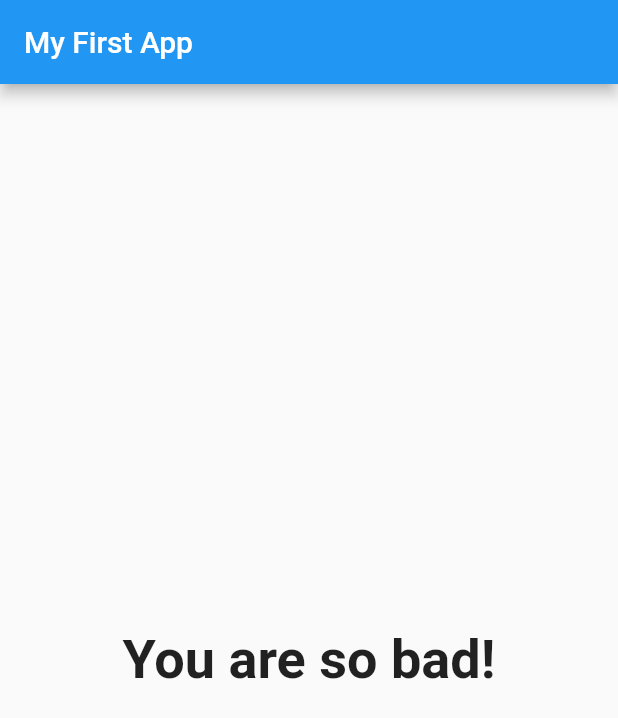
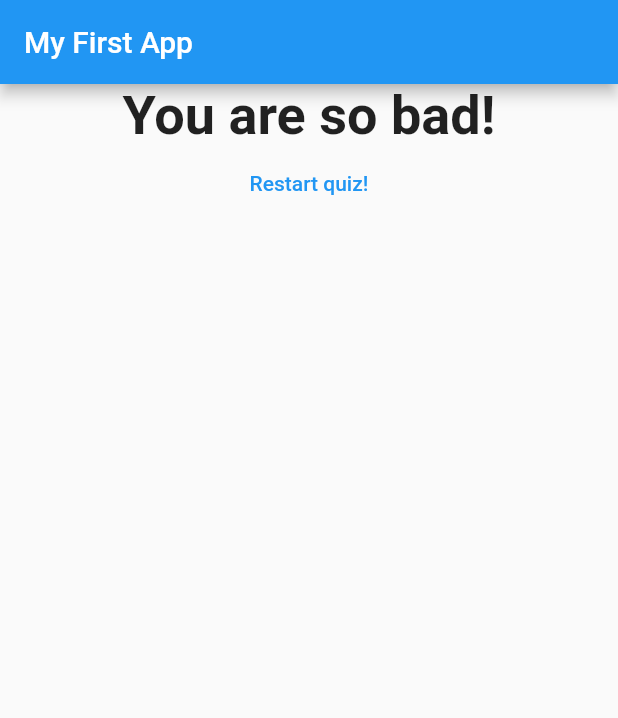
Before and after one commit to AbdallahAlshibl/quiz_app, a Flutter app: the screen it shows after launch, after a tap on "Black", after a tap on "Snake", after a tap on "Jhon", on a phone screen of 412 x 824 dp. Shown: the top 718 px of the screen. Run offline on Flutter 3.47's test engine with Material 2 defaults, Android fonts, the phone set to English and light mode, and no system bars.

Commit message:
modify results

```diff
--- a/lib/main.dart
+++ b/lib/main.dart
@@ -51,6 +51,13 @@ class _MyAppState extends State<MyApp> {
   var _questionIndex = 0;
   var _totalScore = 0;
 
+  void _resetQuiz() {
+    setState(() {
+      _questionIndex = 0;
+      _totalScore = 0;
+    });
+  }
+
   void _answerQuestion(int score) {
     _totalScore += score;
 
@@ -80,7 +87,7 @@ class _MyAppState extends State<MyApp> {
                 questionIndex: _questionIndex,
                 questions: _questions,
               )
-            : Result(_totalScore),
+            : Result(_totalScore, _resetQuiz),
       ),
     );
   }
--- a/lib/result.dart
+++ b/lib/result.dart
@@ -2,8 +2,9 @@ import 'package:flutter/material.dart';
 
 class Result extends StatelessWidget {
   final int resultScore;
+  final VoidCallback resetHandler;
 
-  Result(this.resultScore);
+  Result(this.resultScore, this.resetHandler);
 
   String get resultPhrase {
     String resultText;
@@ -22,12 +23,23 @@ class Result extends StatelessWidget {
   @override
   Widget build(BuildContext context) {
     return Center(
-      child: Text(
-        resultPhrase,
-        style: TextStyle(
-          fontSize: 36,
-          fontWeight: FontWeight.bold,
-        ),
+      child: Column(
+        children: [
+          Text(
+            resultPhrase,
+            style: TextStyle(
+              fontSize: 36,
+              fontWeight: FontWeight.bold,
+            ),
+            textAlign: TextAlign.center,
+          ),
+          TextButton(
+              onPressed: resetHandler,
+              style: ButtonStyle(
+                foregroundColor: MaterialStateProperty.all<Color>(Colors.blue),
+              ),
+              child: Text('Restart quiz!'))
+        ],
       ),
     );
   }
```
